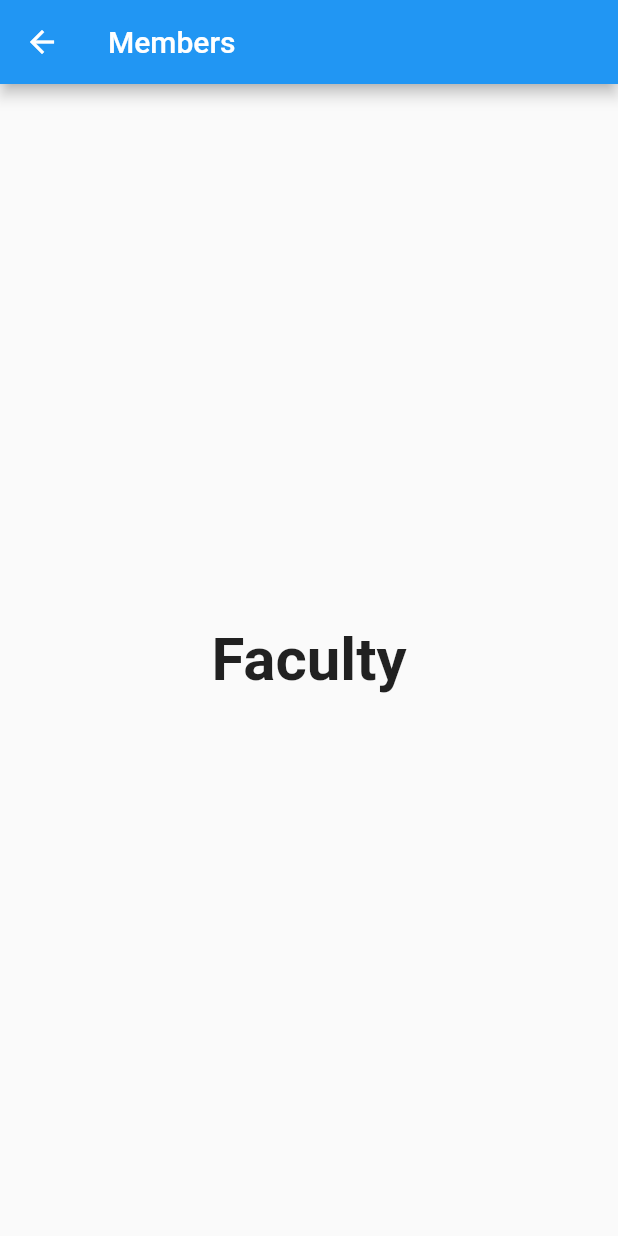
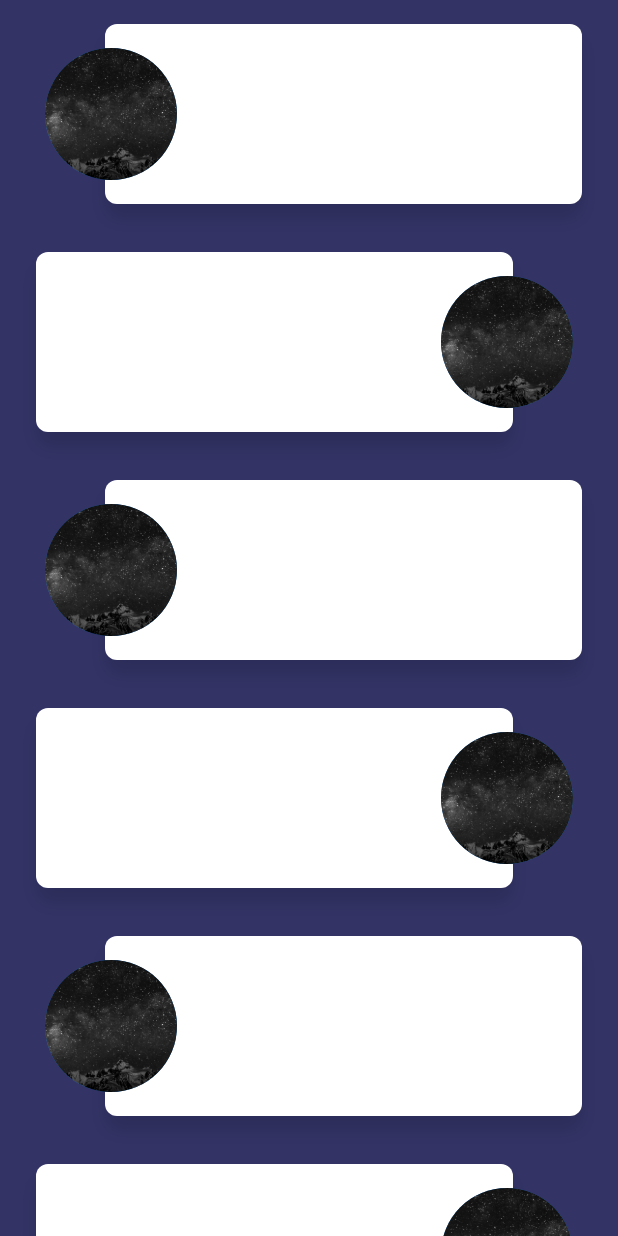
Before and after one commit to IIIT-FLUTTER/IIIT_NEWAPP, a Flutter app: the FacultyPage screen opened directly, on a phone screen of 412 x 824 dp. Run offline on Flutter 3.47's test engine with Material 2 defaults, Android fonts, the phone set to English and light mode, and no system bars; our stand-ins replace carousel_slider, percent_indicator.

Commit message:
Faculty page added without Faculty data

```diff
--- /dev/null
+++ b/lib/Faculty/facultyIcon.dart
@@ -0,0 +1,93 @@
+import 'package:flutter/material.dart';
+import 'package:flutter/cupertino.dart';
+
+class FacultyRight extends StatelessWidget {
+  FacultyRight({this.image});
+  final String image;
+
+  @override
+  Widget build(BuildContext context) {
+    return Container(
+      height: 120,
+      margin: EdgeInsets.symmetric(
+        vertical: 16,
+        horizontal: 24,
+      ),
+      child: Stack(
+        children: [
+          Container(
+            height: 124,
+            margin: EdgeInsets.only(right: 46),
+            decoration: BoxDecoration(
+              color: Colors.white,
+              shape: BoxShape.rectangle,
+              borderRadius: BorderRadius.circular(8),
+              boxShadow: [
+                BoxShadow(
+                  color: Colors.black12,
+                  blurRadius: 10,
+                  offset: Offset(0, 10),
+                ),
+              ],
+            ),
+          ),
+          Container(
+              margin: new EdgeInsets.symmetric(vertical: 16.0),
+              alignment: FractionalOffset.centerRight,
+              child: CircleAvatar(
+                radius: 50,
+                backgroundImage: AssetImage(image),
+              )),
+        ],
+      ),
+    );
+  }
+}
+
+class FacultyLeft extends StatelessWidget {
+  FacultyLeft({this.image});
+  final String image;
+
+  @override
+  Widget build(BuildContext context) {
+    return Container(
+      height: 120,
+      margin: EdgeInsets.symmetric(
+        vertical: 16,
+        horizontal: 24,
+      ),
+      child: Stack(
+        children: [
+          Container(
+            height: 124,
+            margin: EdgeInsets.only(left: 46),
+            decoration: BoxDecoration(
+              color: Colors.white,
+              shape: BoxShape.rectangle,
+              borderRadius: BorderRadius.circular(8),
+              boxShadow: [
+                BoxShadow(
+                  color: Colors.black12,
+                  blurRadius: 10,
+                  offset: Offset(0, 10),
+                ),
+              ],
+            ),
+          ),
+          Container(
+            margin: new EdgeInsets.symmetric(vertical: 16.0),
+            alignment: FractionalOffset.centerLeft,
+            child: Row(
+              children: [
+                CircleAvatar(
+                  radius: 50,
+                  backgroundImage: AssetImage(image),
+                ),
+              ],
+            ),
+          ),
+        ],
+      ),
+    );
+  }
+}
--- a/lib/screens/Faculty.dart
+++ b/lib/screens/Faculty.dart
@@ -1,20 +1,38 @@
+import 'package:flutter/cupertino.dart';
 import 'package:flutter/material.dart';
+import 'package:iiit_skeleton/Faculty/facultyIcon.dart';
 
 class FacultyPage extends StatelessWidget {
   @override
   Widget build(BuildContext context) {
     return Scaffold(
-      appBar: AppBar(
-        title: Text("Members"),
-      ),
-      body: SafeArea(
+      body: Center(
         child: Container(
-          child: Center(
-            child: Text(
-              'Faculty',
-              style: TextStyle(
-                fontSize: 40.0,
-                fontWeight: FontWeight.bold,
+          color: Color(0xFF333366),
+          child: Expanded(
+            child: SingleChildScrollView(
+              scrollDirection: Axis.vertical,
+              child: Column(
+                children: [
+                  FacultyLeft(
+                    image: "images/backs.jpg",
+                  ),
+                  FacultyRight(
+                    image: "images/backs.jpg",
+                  ),
+                  FacultyLeft(
+                    image: "images/backs.jpg",
+                  ),
+                  FacultyRight(
+                    image: "images/backs.jpg",
+                  ),
+                  FacultyLeft(
+                    image: "images/backs.jpg",
+                  ),
+                  FacultyRight(
+                    image: "images/backs.jpg",
+                  ),
+                ],
               ),
             ),
           ),
--- a/lib/screens/home_screen.dart
+++ b/lib/screens/home_screen.dart
@@ -70,7 +70,7 @@ class MyApp extends StatelessWidget {
                   Navigator.push(
                     context,
                     MaterialPageRoute(
-                      builder: (context) => AttendancePage(),
+                      builder: (context) => FacultyPage(),
                     ),
                   );
                 },
```
